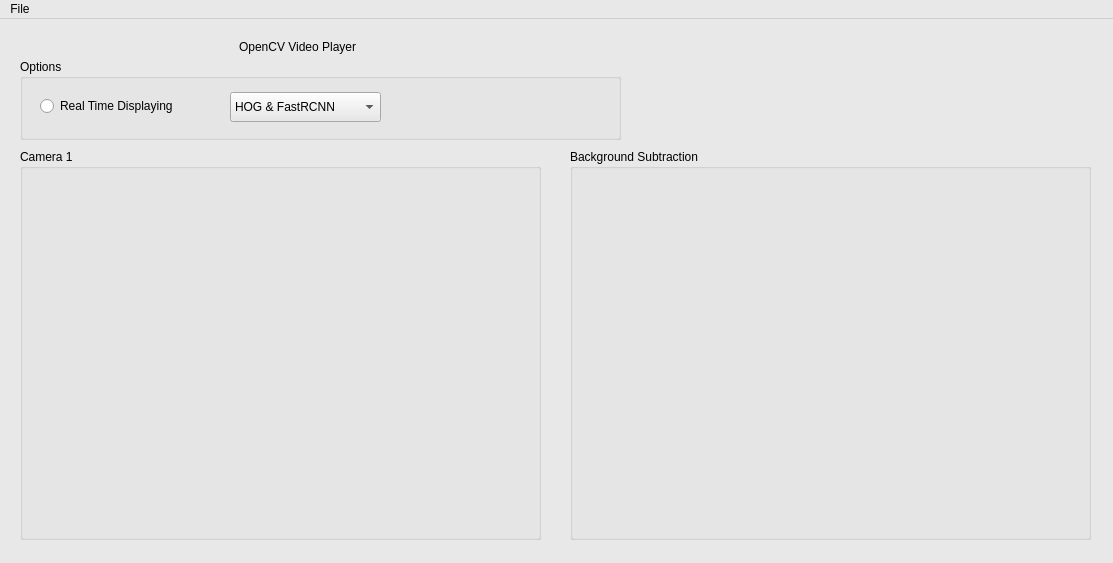
The window that ApplicationCode/mainwindow.ui (hlcool/IPCV-MasterThesis) describes before a commit, drawn with Qt 5.
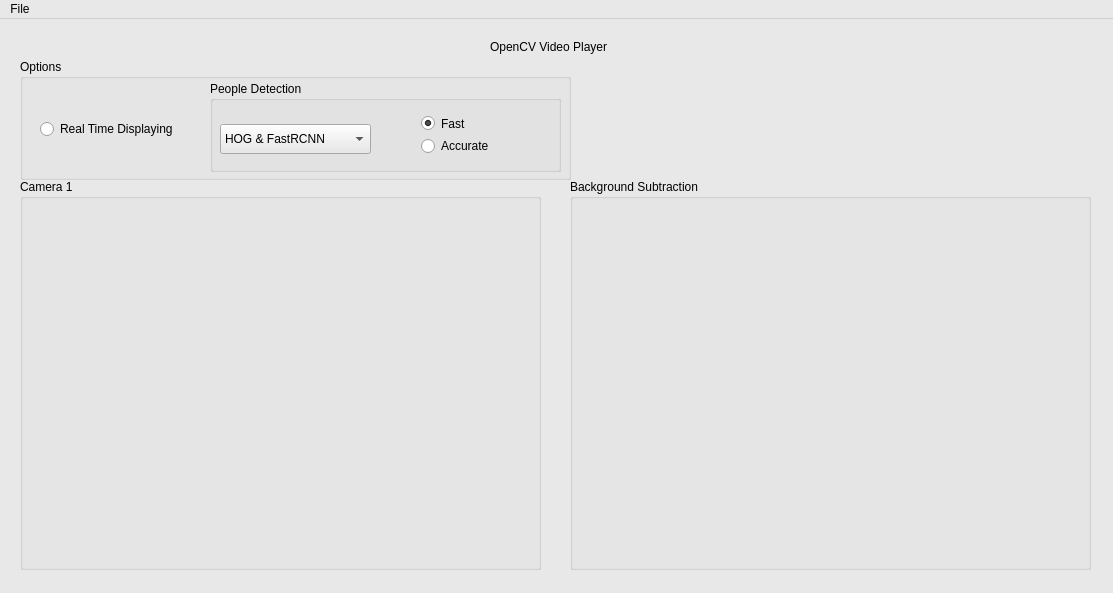
The same window after the commit. Custom widgets are drawn as their Qt base class.

Commit message: New button added to the interface to select the proposal extraction method

Diff of the .ui file:
```diff
--- a/ApplicationCode/mainwindow.ui
+++ b/ApplicationCode/mainwindow.ui
@@ -7,7 +7,7 @@
     <x>0</x>
     <y>0</y>
     <width>1113</width>
-    <height>563</height>
+    <height>593</height>
    </rect>
   </property>
   <property name="palette">
@@ -432,9 +432,9 @@
    <widget class="QLabel" name="label">
     <property name="geometry">
      <rect>
-      <x>239</x>
+      <x>490</x>
       <y>20</y>
-      <width>160</width>
+      <width>130</width>
       <height>16</height>
      </rect>
     </property>
@@ -447,8 +447,8 @@
      <rect>
       <x>20</x>
       <y>40</y>
-      <width>601</width>
-      <height>81</height>
+      <width>551</width>
+      <height>121</height>
      </rect>
     </property>
     <property name="title">
@@ -458,7 +458,7 @@
      <property name="geometry">
       <rect>
        <x>20</x>
-       <y>37</y>
+       <y>60</y>
        <width>151</width>
        <height>20</height>
       </rect>
@@ -467,11 +467,23 @@
       <string>Real Time Displaying</string>
      </property>
     </widget>
+    <widget class="QGroupBox" name="PeopleDetectionBox">
+     <property name="geometry">
+      <rect>
+       <x>190</x>
+       <y>22</y>
+       <width>351</width>
+       <height>91</height>
+      </rect>
+     </property>
+     <property name="title">
+      <string>People Detection</string>
+     </property>
     <widget class="QComboBox" name="PeopleDetectorCB">
      <property name="geometry">
       <rect>
-       <x>210</x>
-       <y>33</y>
+        <x>10</x>
+        <y>43</y>
        <width>151</width>
        <height>30</height>
       </rect>
@@ -492,12 +504,42 @@
       </property>
      </item>
     </widget>
+     <widget class="QWidget" name="">
+      <property name="geometry">
+       <rect>
+        <x>200</x>
+        <y>23</y>
+        <width>101</width>
+        <height>61</height>
+       </rect>
+      </property>
+      <layout class="QVBoxLayout" name="MethodLayout">
+       <item>
+        <widget class="QRadioButton" name="FastButton">
+         <property name="text">
+          <string>Fast</string>
+         </property>
+         <property name="checked">
+          <bool>true</bool>
+         </property>
+        </widget>
+       </item>
+       <item>
+        <widget class="QRadioButton" name="AccurateButton">
+         <property name="text">
+          <string>Accurate</string>
+         </property>
+        </widget>
+       </item>
+      </layout>
+     </widget>
+    </widget>
    </widget>
    <widget class="QGroupBox" name="Camera1">
     <property name="geometry">
      <rect>
       <x>20</x>
-      <y>130</y>
+      <y>160</y>
       <width>521</width>
       <height>391</height>
      </rect>
@@ -593,7 +635,7 @@
     <property name="geometry">
      <rect>
       <x>570</x>
-      <y>130</y>
+      <y>160</y>
       <width>521</width>
       <height>391</height>
      </rect>
```
Lines whose indentation alone changed are shown as unchanged. The commit also changes 3 other files.
